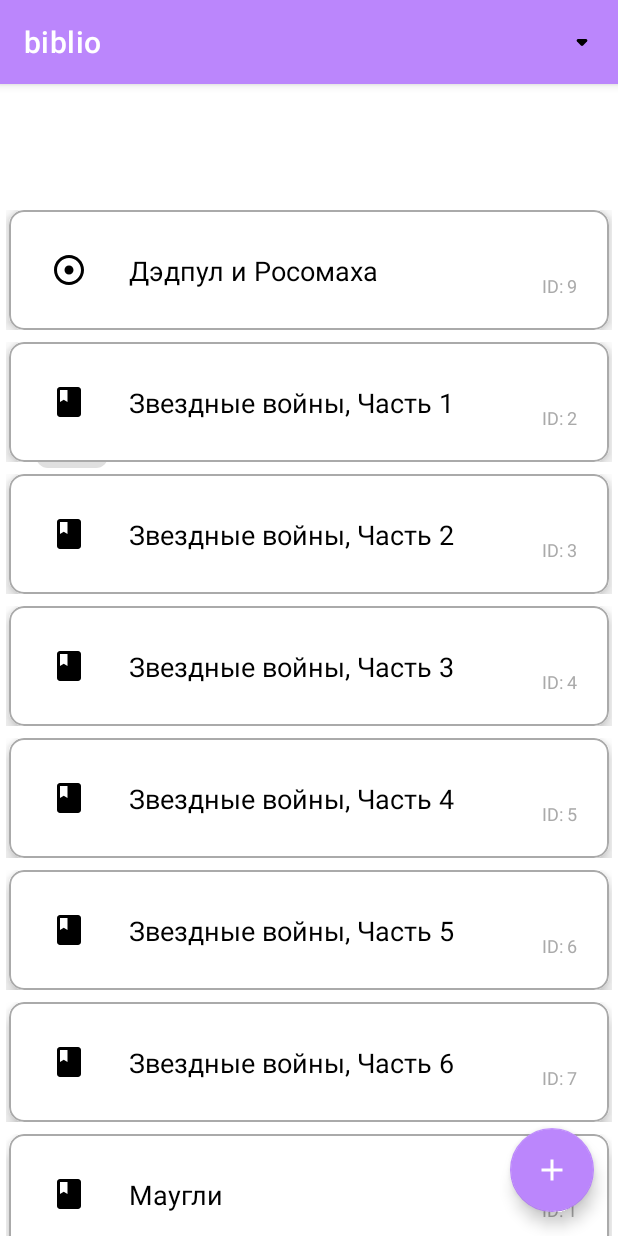
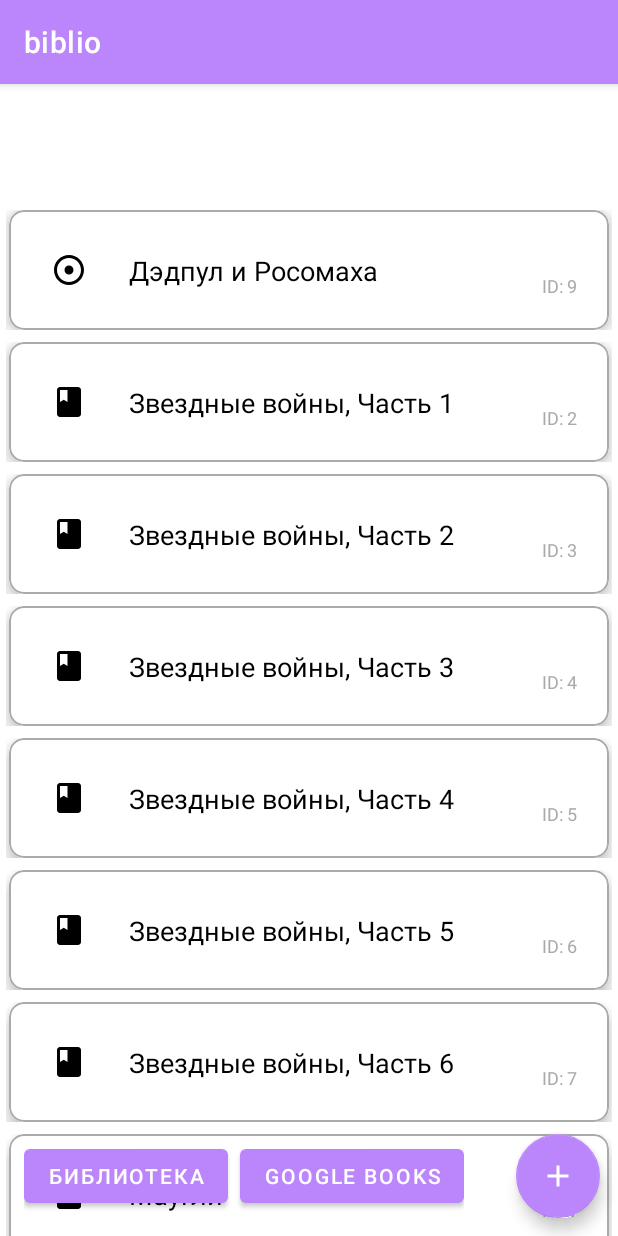
Before and after one commit to eliameli/oop2, an Android app: the screen it shows after launch (MainActivity), on a phone screen of 412 x 824 dp. Run offline under Robolectric (Android 15) with nearby library versions, the phone set to English and light mode, and no system bars; our stand-ins replace Room's generated code, Shimmer.

Commit message:
commit24 +- 11.2

```diff
--- a/app/build.gradle.kts
+++ b/app/build.gradle.kts
@@ -56,6 +56,9 @@ dependencies {
     implementation(libs.androidx.activity)
     implementation(libs.androidx.constraintlayout)
     implementation(libs.androidx.coordinatorlayout)
+    implementation("com.squareup.retrofit2:retrofit:2.9.0")
+    implementation("com.squareup.retrofit2:converter-gson:2.9.0")
+
 
     // Room
     implementation("androidx.room:room-runtime:2.6.1")
--- a/app/src/main/AndroidManifest.xml
+++ b/app/src/main/AndroidManifest.xml
@@ -1,6 +1,7 @@
 <?xml version="1.0" encoding="utf-8"?>
 <manifest xmlns:android="http://schemas.android.com/apk/res/android"
     xmlns:tools="http://schemas.android.com/tools">
+    <uses-permission android:name="android.permission.INTERNET" />
 
     <application
         android:allowBackup="true"
--- a/app/src/main/java/com/example/oop2/activity/MainActivity.kt
+++ b/app/src/main/java/com/example/oop2/activity/MainActivity.kt
@@ -3,6 +3,7 @@ package com.example.oop2.activity
 import android.content.res.Configuration
 import android.os.Bundle
 import androidx.appcompat.app.AppCompatActivity
+import androidx.core.content.ContextCompat
 import com.example.oop2.R
 import com.example.oop2.fragment.DetailsFragment
 import com.example.oop2.fragment.LibraryActionType
@@ -18,6 +19,8 @@ class MainActivity : AppCompatActivity(), ListFragment.OnItemClickListener {
         super.onCreate(savedInstanceState)
         setContentView(R.layout.activity_main)
         LibraryRepository.initDatabase(applicationContext)
+        supportActionBar?.setBackgroundDrawable(ContextCompat.getDrawable(this, R.color.purple_200))
+
 
         val isLandscape = resources.configuration.orientation == Configuration.ORIENTATION_LANDSCAPE
         val existingDetailsArgs = supportFragmentManager.findFragmentByTag(TAG_DETAILS)?.arguments
--- a/app/src/main/java/com/example/oop2/fragment/ListFragment.kt
+++ b/app/src/main/java/com/example/oop2/fragment/ListFragment.kt
@@ -1,19 +1,23 @@
 package com.example.oop2.fragment
 
+import android.content.Context
 import android.os.Bundle
+import android.text.Editable
+import android.text.TextWatcher
 import android.view.*
-import android.widget.Toast
-import androidx.appcompat.app.AppCompatActivity
-import androidx.appcompat.widget.PopupMenu
-import androidx.core.content.ContextCompat
+import android.widget.*
+import androidx.core.view.isVisible
 import androidx.fragment.app.Fragment
 import androidx.lifecycle.ViewModelProvider
 import androidx.recyclerview.widget.LinearLayoutManager
 import androidx.recyclerview.widget.RecyclerView
 import com.example.oop2.R
+import com.example.oop2.libra.GoogleBooksAdapter
 import com.example.oop2.libra.LibraryAdapter
 import com.example.oop2.libra.LibraryViewModel
+import com.example.oop2.models.Book
 import com.example.oop2.models.LibraryItem
+import com.facebook.shimmer.ShimmerFrameLayout
 import com.google.android.material.floatingactionbutton.FloatingActionButton
 
 class ListFragment : Fragment() {
@@ -22,83 +26,143 @@ class ListFragment : Fragment() {
         fun onItemClicked(item: LibraryItem?, action: LibraryActionType)
     }
 
+    private var listener: OnItemClickListener? = null
+    private lateinit var viewModel: LibraryViewModel
+
     private lateinit var recyclerView: RecyclerView
-    private lateinit var adapter: LibraryAdapter
-    private lateinit var viewModel: LibraryViewModel
+    private lateinit var shimmer: ShimmerFrameLayout
+    private lateinit var retryButton: Button
     private lateinit var addButton: FloatingActionButton
-    private var listener: OnItemClickListener? = null
 
-    override fun onAttach(context: android.content.Context) {
+    private lateinit var libraryButton: Button
+    private lateinit var googleButton: Button
+    private lateinit var searchSection: View
+    private lateinit var authorInput: EditText
+    private lateinit var titleInput: EditText
+    private lateinit var searchButton: Button
+
+    private var libraryAdapter: LibraryAdapter? = null
+    private var googleAdapter: GoogleBooksAdapter? = null
+
+    override fun onAttach(context: Context) {
         super.onAttach(context)
-        if (context is OnItemClickListener) {
-            listener = context
-        } else {
-            throw ClassCastException("Activity must implement OnItemClickListener")
+        if (context is OnItemClickListener) listener = context
+    }
+
+    override fun onCreateView(
+        inflater: LayoutInflater, container: ViewGroup?, savedInstanceState: Bundle?
+    ): View = inflater.inflate(R.layout.fragment_list, container, false)
+
+    override fun onViewCreated(view: View, savedInstanceState: Bundle?) {
+        viewModel = ViewModelProvider(requireActivity())[LibraryViewModel::class.java]
+
+        recyclerView = view.findViewById(R.id.recyclerView)
+        shimmer = view.findViewById(R.id.shimmer)
+        retryButton = view.findViewById(R.id.retry_button)
+        addButton = view.findViewById(R.id.add_button)
+
+        libraryButton = view.findViewById(R.id.button_local)
+        googleButton = view.findViewById(R.id.button_google)
+        searchSection = view.findViewById(R.id.search_section)
+        authorInput = view.findViewById(R.id.input_author)
+        titleInput = view.findViewById(R.id.input_title)
+        searchButton = view.findViewById(R.id.button_search)
+
+        recyclerView.layoutManager = LinearLayoutManager(requireContext())
+
+        setupObservers()
+        setupListeners()
+
+        showShimmer()
+        viewModel.loadInitialItems()
+    }
+
+    private fun setupObservers() {
+        viewModel.libraryItems.observe(viewLifecycleOwner) {
+            libraryAdapter = LibraryAdapter { item ->
+                listener?.onItemClicked(item, LibraryActionType.VIEW)
+            }
+            recyclerView.adapter = libraryAdapter
+            libraryAdapter?.submitList(it)
+            hideShimmer()
+        }
+
+        viewModel.googleBooks.observe(viewLifecycleOwner) { libraryItems ->
+            val books = libraryItems.filterIsInstance<Book>() // оставляем только Book
+            googleAdapter = GoogleBooksAdapter(
+                items = books,
+                onLongClick = { book -> viewModel.saveGoogleBook(book) }
+            )
+            recyclerView.adapter = googleAdapter
+            hideShimmer()
+        }
+
+
+        viewModel.loading.observe(viewLifecycleOwner) {
+            shimmer.isVisible = it
+            recyclerView.isVisible = !it
+        }
+
+        viewModel.error.observe(viewLifecycleOwner) {
+            it?.let {
+                Toast.makeText(requireContext(), it, Toast.LENGTH_LONG).show()
+            }
         }
     }
 
-    override fun onCreate(savedInstanceState: Bundle?) {
-        super.onCreate(savedInstanceState)
-        setHasOptionsMenu(true)
-    }
-
-    override fun onCreateView(inflater: LayoutInflater, container: ViewGroup?, savedInstanceState: Bundle?): View? {
-        val view = inflater.inflate(R.layout.fragment_list, container, false)
-        recyclerView = view.findViewById(R.id.recyclerView)
-        addButton = view.findViewById(R.id.add_button)
-        return view
-    }
-
-    override fun onViewCreated(view: View, savedInstanceState: Bundle?) {
-        super.onViewCreated(view, savedInstanceState)
-
-        (requireActivity() as? AppCompatActivity)?.supportActionBar?.setBackgroundDrawable(
-            ContextCompat.getDrawable(requireContext(), R.color.purple_200)
-        )
-
-        viewModel = ViewModelProvider(requireActivity())[LibraryViewModel::class.java]
-        adapter = LibraryAdapter { item ->
-            listener?.onItemClicked(item, LibraryActionType.VIEW)
-        }
-
-        recyclerView.layoutManager = LinearLayoutManager(requireContext())
-        recyclerView.adapter = adapter
-
-        viewModel.libraryItems.observe(viewLifecycleOwner) { itemList ->
-            adapter.submitList(itemList)
-        }
-
+    private fun setupListeners() {
         addButton.setOnClickListener {
             listener?.onItemClicked(null, LibraryActionType.ADD)
         }
-    }
 
-    override fun onCreateOptionsMenu(menu: Menu, inflater: MenuInflater) {
-        inflater.inflate(R.menu.menu_sort, menu)
-    }
+        retryButton.setOnClickListener {
+            showShimmer()
+            viewModel.refreshItems()
+        }
 
-    override fun onOptionsItemSelected(item: MenuItem): Boolean {
-        return when (item.itemId) {
-            R.id.action_sort -> {
-                showSortPopup()
-                true
+        libraryButton.setOnClickListener {
+            searchSection.visibility = View.GONE
+            showShimmer()
+            viewModel.loadInitialItems()
+        }
+
+        googleButton.setOnClickListener {
+            searchSection.visibility = View.VISIBLE
+            recyclerView.adapter = null
+            viewModel.clearGoogleBooks()
+        }
+
+        val watcher = object : TextWatcher {
+            override fun afterTextChanged(s: Editable?) {
+                searchButton.isEnabled =
+                    authorInput.text.length >= 3 || titleInput.text.length >= 3
             }
-            else -> super.onOptionsItemSelected(item)
+
+            override fun beforeTextChanged(s: CharSequence?, start: Int, count: Int, after: Int) {}
+            override fun onTextChanged(s: CharSequence?, start: Int, before: Int, count: Int) {}
+        }
+
+        authorInput.addTextChangedListener(watcher)
+        titleInput.addTextChangedListener(watcher)
+
+        searchButton.setOnClickListener {
+            showShimmer()
+            viewModel.searchGoogleBooks(
+                author = authorInput.text.toString(),
+                title = titleInput.text.toString()
+            )
         }
     }
 
-    private fun showSortPopup() {
-        val anchor = requireActivity().findViewById<View>(R.id.action_sort)
-        val popup = PopupMenu(requireContext(), anchor)
-        popup.menuInflater.inflate(R.menu.menu_sort_popup, popup.menu)
+    private fun showShimmer() {
+        shimmer.visibility = View.VISIBLE
+        shimmer.startShimmer()
+        recyclerView.visibility = View.GONE
+    }
 
-        popup.setOnMenuItemClickListener { menuItem ->
-            when (menuItem.itemId) {
-                R.id.sort_by_name -> viewModel.changeSorting(true)
-                R.id.sort_by_date -> viewModel.changeSorting(false)
-            }
-            true
-        }
-        popup.show()
+    private fun hideShimmer() {
+        shimmer.stopShimmer()
+        shimmer.visibility = View.GONE
+        recyclerView.visibility = View.VISIBLE
     }
 }
--- a/app/src/main/java/com/example/oop2/libra/LibraryViewModel.kt
+++ b/app/src/main/java/com/example/oop2/libra/LibraryViewModel.kt
@@ -1,121 +1,91 @@
 package com.example.oop2.libra
 
-import android.app.Application
-import android.content.Context
-import androidx.lifecycle.AndroidViewModel
 import androidx.lifecycle.LiveData
 import androidx.lifecycle.MutableLiveData
+import androidx.lifecycle.ViewModel
 import androidx.lifecycle.viewModelScope
+import com.example.oop2.R
 import com.example.oop2.database.LibraryItemEntity
 import com.example.oop2.models.*
-import com.example.oop2.R
 import kotlinx.coroutines.delay
 import kotlinx.coroutines.launch
 
-class LibraryViewModel(application: Application) : AndroidViewModel(application) {
-
-    private val preferences = application.getSharedPreferences("library_prefs", Context.MODE_PRIVATE)
-
-    private val _items = MutableLiveData<List<LibraryItemEntity>>()
-    val items: LiveData<List<LibraryItemEntity>> get() = _items
+class LibraryViewModel : ViewModel() {
 
     private val _libraryItems = MutableLiveData<List<LibraryItem>>()
     val libraryItems: LiveData<List<LibraryItem>> get() = _libraryItems
 
+    private val _googleBooks = MutableLiveData<List<LibraryItem>>()
+    val googleBooks: LiveData<List<LibraryItem>> get() = _googleBooks
+
+    private val _loading = MutableLiveData<Boolean>()
+    val loading: LiveData<Boolean> get() = _loading
+
     private val _error = MutableLiveData<String?>()
     val error: LiveData<String?> get() = _error
 
-    private var currentOffset = 0
-    private var pageSize = 30
-    private var isLoading = false
-
-    private var sortByName = preferences.getBoolean(KEY_SORT_BY_NAME, true)
-
-    companion object {
-        private const val KEY_SORT_BY_NAME = "sort_by_name"
-    }
-
-    private var accessCount = 0
-
-    init {
-        loadInitialItems()
+    fun addItem(entity: LibraryItemEntity) {
+        viewModelScope.launch {
+            try {
+                LibraryRepository.insert(entity)
+                loadInitialItems()
+            } catch (e: Exception) {
+                _error.value = e.message
+            }
+        }
     }
 
     fun loadInitialItems() {
         viewModelScope.launch {
-            isLoading = true
-
-            _items.value = emptyList()
-
-            delay(1000L) // показываем shimmer хотя бы секунду
-
+            _loading.value = true
+            delay(1000) // гарантированный шиммер
             try {
-                delay((100..2000).random().toLong())
-
                 LibraryRepository.initializeIfEmpty()
-
-                accessCount++
-                if (accessCount % 4 == 0) {
-                    throw RuntimeException("Ошибка чтения из базы")
-                }
-
-                val loadedItems = if (sortByName) {
-                    LibraryRepository.getItemsSortedByName(pageSize, 0)
-                } else {
-                    LibraryRepository.getItemsSortedByDate(pageSize, 0)
-                }
-
-                _items.value = loadedItems
-                _libraryItems.value = loadedItems.map { entityToModel(it) }
-                currentOffset = loadedItems.size
-                _error.value = null
+                val entities = LibraryRepository.getItemsSortedByName(30, 0)
+                _libraryItems.value = entities.map { entityToModel(it) }
             } catch (e: Exception) {
                 _error.value = e.message
             } finally {
-                isLoading = false
-            }
-        }
-    }
-
-    fun loadMoreItems() {
-        if (isLoading) return
-        viewModelScope.launch {
-            isLoading = true
-            try {
-                val loadedItems = if (sortByName) {
-                    LibraryRepository.getItemsSortedByName(pageSize / 2, currentOffset)
-                } else {
-                    LibraryRepository.getItemsSortedByDate(pageSize / 2, currentOffset)
-                }
-                val currentList = _items.value.orEmpty()
-                _items.value = currentList + loadedItems
-                _libraryItems.value = _items.value!!.map { entityToModel(it) }
-                currentOffset += loadedItems.size
-                _error.value = null
-            } catch (e: Exception) {
-                _error.value = e.message
-            } finally {
-                isLoading = false
+                _loading.value = false
             }
         }
     }
 
     fun refreshItems() {
-        currentOffset = 0
         loadInitialItems()
     }
 
-    fun changeSorting(sortByNameSelected: Boolean) {
-        sortByName = sortByNameSelected
-        preferences.edit().putBoolean(KEY_SORT_BY_NAME, sortByName).apply()
-        refreshItems()
+    fun clearGoogleBooks() {
+        _googleBooks.value = emptyList()
     }
 
-    fun addItem(item: LibraryItemEntity) {
+    fun searchGoogleBooks(author: String, title: String) {
+        viewModelScope.launch {
+            _loading.value = true
+            try {
+                val books = GoogleBooksRepository.searchBooks(author, title)
+                _googleBooks.value = books
+            } catch (e: Exception) {
+                _error.value = e.message
+            } finally {
+                _loading.value = false
+            }
+        }
+    }
+
+    fun saveGoogleBook(book: Book) {
         viewModelScope.launch {
             try {
-                LibraryRepository.insert(item)
-                refreshItems()
+                val entity = LibraryItemEntity(
+                    name = book.name,
+                    type = "Book",
+                    author = book.author,
+                    pages = book.pages,
+                    diskType = null,
+                    issueNumber = null,
+                    month = null
+                )
+                LibraryRepository.insert(entity)
             } catch (e: Exception) {
                 _error.value = e.message
             }
--- a/app/src/main/res/layout/fragment_list.xml
+++ b/app/src/main/res/layout/fragment_list.xml
@@ -5,11 +5,15 @@
     android:layout_width="match_parent"
     android:layout_height="match_parent">
 
+    <FrameLayout
+        android:layout_width="match_parent"
+        android:layout_height="match_parent">
+
         <com.facebook.shimmer.ShimmerFrameLayout
-        android:layout_marginTop="80dp"
             android:id="@+id/shimmer"
             android:layout_width="match_parent"
             android:layout_height="match_parent"
+            android:layout_marginTop="80dp"
             app:shimmer_auto_start="true"
             app:shimmer_duration="1500">
 
@@ -19,84 +23,39 @@
                 android:orientation="vertical"
                 android:padding="8dp">
 
+                <!-- Карточки-заглушки -->
                 <androidx.cardview.widget.CardView
                     android:layout_width="match_parent"
                     android:layout_height="80dp"
                     android:layout_margin="8dp"
                     app:cardCornerRadius="10dp"
                     app:cardElevation="2dp">
-
                     <LinearLayout
                         android:layout_width="match_parent"
                         android:layout_height="match_parent"
                         android:orientation="horizontal"
                         android:padding="8dp">
-
                         <View
                             android:layout_width="48dp"
                             android:layout_height="48dp"
-                        android:background="@drawable/shimmer_placeholder"
-                        android:layout_gravity="center_vertical" />
-
+                            android:layout_gravity="center_vertical"
+                            android:background="@drawable/shimmer_placeholder"/>
                         <LinearLayout
                             android:layout_width="0dp"
                             android:layout_height="wrap_content"
                             android:layout_marginStart="16dp"
-                        android:orientation="vertical"
                             android:layout_weight="1"
-                        android:gravity="center_vertical">
-
+                            android:gravity="center_vertical"
+                            android:orientation="vertical">
                             <View
                                 android:layout_width="match_parent"
                                 android:layout_height="12dp"
                                 android:layout_marginBottom="8dp"
-                            android:background="@drawable/shimmer_placeholder" />
-
+                                android:background="@drawable/shimmer_placeholder"/>
                             <View
                                 android:layout_width="80dp"
                                 android:layout_height="12dp"
-                            android:background="@drawable/shimmer_placeholder" />
-                    </LinearLayout>
-                </LinearLayout>
-            </androidx.cardview.widget.CardView>
-
-            <androidx.cardview.widget.CardView
-                android:layout_width="match_parent"
-                android:layout_height="80dp"
-                android:layout_margin="8dp"
-                app:cardCornerRadius="10dp"
-                app:cardElevation="2dp">
-
-                <LinearLayout
-                    android:layout_width="match_parent"
-                    android:layout_height="match_parent"
-                    android:orientation="horizontal"
-                    android:padding="8dp">
-
-                    <View
-                        android:layout_width="48dp"
-                        android:layout_height="48dp"
-                        android:background="@drawable/shimmer_placeholder"
-                        android:layout_gravity="center_vertical" />
-
-                    <LinearLayout
-                        android:layout_width="0dp"
-                        android:layout_height="wrap_content"
-                        android:layout_marginStart="16dp"
-                        android:orientation="vertical"
-                        android:layout_weight="1"
-                        android:gravity="center_vertical">
-
-                        <View
-                            android:layout_width="match_parent"
-                            android:layout_height="12dp"
-                            android:layout_marginBottom="8dp"
-                            android:background="@drawable/shimmer_placeholder" />
-
-                        <View
-                            android:layout_width="80dp"
-                            android:layout_height="12dp"
-                            android:background="@drawable/shimmer_placeholder" />
+                                android:background="@drawable/shimmer_placeholder"/>
                         </LinearLayout>
                     </LinearLayout>
                 </androidx.cardview.widget.CardView>
@@ -107,28 +66,98 @@
             android:id="@+id/recyclerView"
             android:layout_width="match_parent"
             android:layout_height="match_parent"
-        android:layout_marginTop="80dp"
-        />
+            android:layout_marginTop="80dp"/>
+    </FrameLayout>
+
+    <!-- Кнопки библиотеки и Google Books -->
+    <LinearLayout
+        android:id="@+id/bottom_buttons"
+        android:layout_width="wrap_content"
+        android:layout_height="wrap_content"
+        android:orientation="horizontal"
+        android:layout_gravity="bottom|start"
+        android:layout_marginStart="16dp"
+        android:layout_marginBottom="16dp">
+
+        <Button
+            android:id="@+id/button_local"
+            android:layout_width="wrap_content"
+            android:layout_height="wrap_content"
+            android:text="Библиотека"
+            app:backgroundTint="@color/purple_200"/>
+
+        <Button
+            android:id="@+id/button_google"
+            android:layout_width="wrap_content"
+            android:layout_height="wrap_content"
+            android:text="Google Books"
+            android:layout_marginStart="8dp"
+            app:backgroundTint="@color/purple_200"/>
+    </LinearLayout>
+
+
+    <FrameLayout
+        android:id="@+id/search_section"
+        android:layout_width="match_parent"
+        android:layout_height="wrap_content"
+        android:background="@android:color/white"
+        android:padding="6dp"
+        android:layout_marginStart="16dp"
+        android:layout_marginEnd="10dp"
+        android:layout_marginBottom="80dp"
+        android:layout_gravity="bottom"
+        android:elevation="4dp"
+        android:visibility="gone">
+
+        <LinearLayout
+            android:layout_width="match_parent"
+            android:layout_height="wrap_content"
+            android:orientation="vertical">
+
+            <EditText
+                android:id="@+id/input_author"
+                android:layout_width="match_parent"
+                android:layout_height="wrap_content"
+                android:hint="Автор" />
+
+            <EditText
+                android:id="@+id/input_title"
+                android:layout_width="match_parent"
+                android:layout_height="wrap_content"
+                android:hint="Заголовок"
+                android:layout_marginTop="8dp" />
+
+            <Button
+                android:id="@+id/button_search"
+                android:layout_width="wrap_content"
+                android:layout_height="wrap_content"
+                android:text="Поиск"
+                android:enabled="false"
+                app:backgroundTint="@color/purple_200"
+                app:tint="@android:color/white"
+                android:layout_marginTop="8dp"/>
+        </LinearLayout>
+    </FrameLayout>
+
     <Button
         android:id="@+id/retry_button"
         android:layout_width="wrap_content"
         android:layout_height="wrap_content"
         android:text="Повторить"
-        app:backgroundTint="@color/purple_200"
         android:layout_gravity="center"
+        android:layout_marginTop="16dp"
         android:visibility="gone"
-        android:layout_marginTop="16dp"/>
+        app:tint="@android:color/white"
+        app:backgroundTint="@color/purple_200"/>
 
     <com.google.android.material.floatingactionbutton.FloatingActionButton
         android:id="@+id/add_button"
         android:layout_width="wrap_content"
         android:layout_height="wrap_content"
         android:layout_gravity="bottom|end"
-        android:layout_margin="16dp"
+        android:layout_margin="12dp"
         android:src="@drawable/ic_add"
         android:contentDescription="@string/fab_add_button"
         app:backgroundTint="@color/purple_200"
-        app:tint="@android:color/white" />
-
-
+        app:tint="@android:color/white"/>
 </androidx.coordinatorlayout.widget.CoordinatorLayout>
```
Also changed, not shown: app/src/main/java/com/example/oop2/libra/GoogleBooksAdapter.kt (added, +42 -0 lines), app/src/main/java/com/example/oop2/libra/GoogleBooksRepository.kt (added, +49 -0 lines), app/src/main/java/com/example/oop2/models/GoogleBooksResponse.kt (added, +22 -0 lines), app/src/main/java/com/example/oop2/network/GoogleBooksApi.kt (added, +15 -0 lines), app/src/main/res/layout/item_google_book.xml (added, +22 -0 lines). Lines whose indentation alone changed are shown as unchanged.
